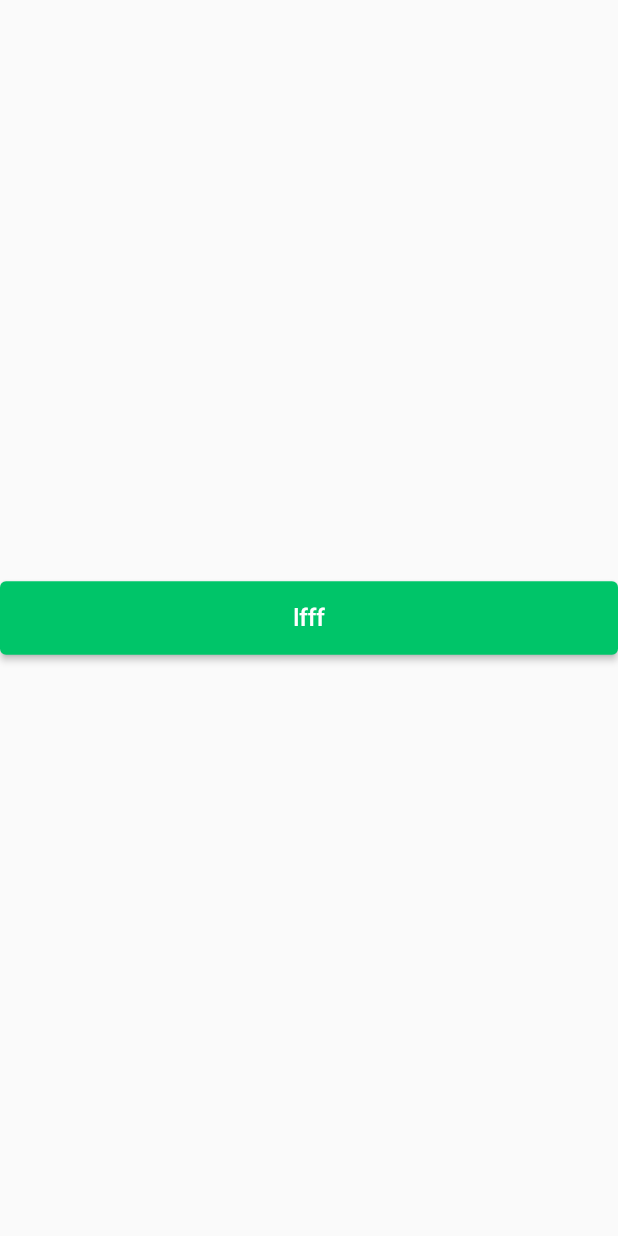
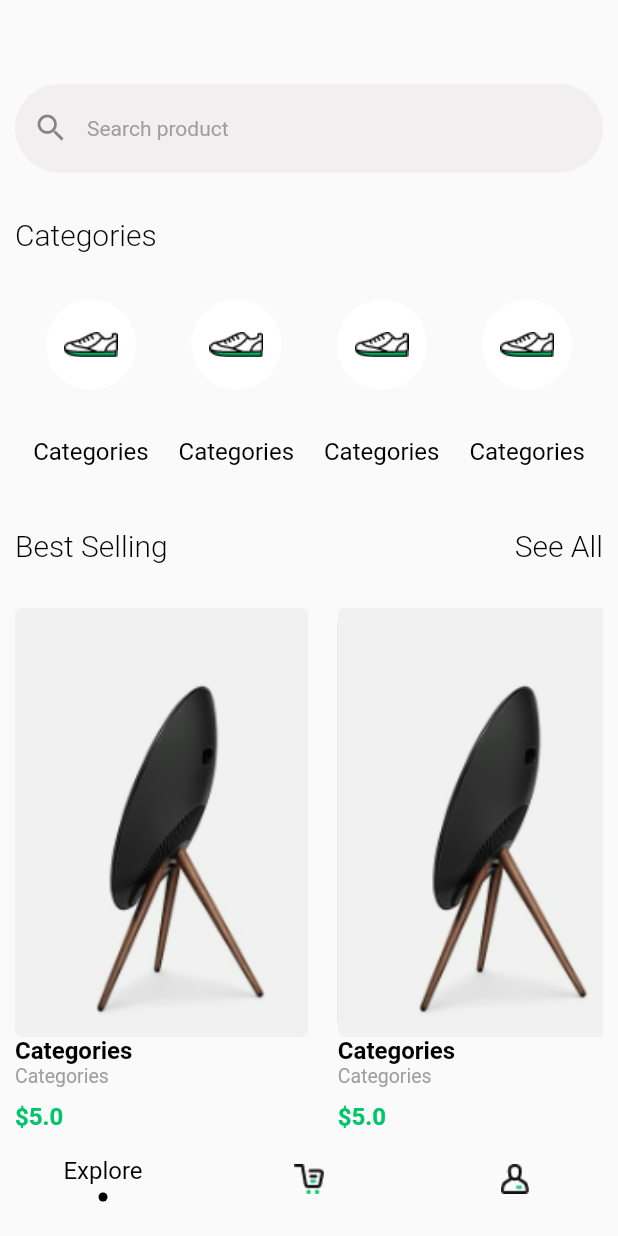
Before and after one commit to nermeen50/-Ecommerce_App, a Flutter app: the screen it shows once a user with an empty profile is signed in, on a phone screen of 412 x 824 dp. Run offline on Flutter 3.47's test engine with Material 2 defaults, Android fonts, the phone set to English and light mode, and no system bars; our stand-ins replace cloud_firestore, firebase_auth, firebase_core, get, google_sign_in; missing offline and left inert: flutter_facebook_login; accounts and stored records are empty.

Commit message:
design home screen

```diff
--- a/lib/app_widget.dart
+++ b/lib/app_widget.dart
@@ -1,6 +1,6 @@
 import 'package:ecommerce_app/view/auth/login_view.dart';
 import 'package:ecommerce_app/view/home/home_view.dart';
-import 'package:ecommerce_app/view_model/auth_view_model/auth_view_model.dart';
+import 'package:ecommerce_app/view_model/auth/auth_controller.dart';
 import 'package:flutter/material.dart';
 import 'package:get/get.dart';
 
@@ -10,6 +10,7 @@ class AppWidget extends GetWidget<AuthViewModel> {
 
   @override
   Widget build(BuildContext context) {
-    return Obx(() => userController.user == null ? LoginView() : HomeView());
+    return Obx(
+        () => userController.user == null ? LoginView() : const HomeView());
   }
 }
--- a/lib/custom_widget/custom_textfield.dart
+++ b/lib/custom_widget/custom_textfield.dart
@@ -10,9 +10,11 @@ class CustomTextField extends StatelessWidget {
   final FormFieldValidator? validator;
   final TextEditingController? controller;
   final Widget? suffixIcon;
+  final Widget? prefixIcon;
   final Function(String)? onChanged;
-  const CustomTextField(
-      {Key? key,
+  final bool hasBorder;
+  const CustomTextField({
+    Key? key,
     this.lable = '',
     this.hint = '',
     this.onSaved,
@@ -21,8 +23,10 @@ class CustomTextField extends StatelessWidget {
     this.obscureText = false,
     this.controller,
     this.suffixIcon,
-      this.onChanged})
-      : super(key: key);
+    this.onChanged,
+    this.prefixIcon,
+    this.hasBorder = false,
+  }) : super(key: key);
 
   @override
   Widget build(BuildContext context) {
@@ -37,7 +41,17 @@ class CustomTextField extends StatelessWidget {
           keyboardType: keyboardType,
           obscureText: obscureText,
           decoration: InputDecoration(
+              fillColor: hasBorder
+                  ? const Color.fromARGB(255, 241, 239, 239)
+                  : Colors.transparent,
+              filled: hasBorder ? true : false,
+              border: hasBorder
+                  ? OutlineInputBorder(
+                      borderRadius: BorderRadius.circular(100),
+                      borderSide: BorderSide.none)
+                  : const UnderlineInputBorder(),
               suffixIcon: suffixIcon,
+              prefixIcon: prefixIcon,
               hintText: hint,
               hintStyle: const TextStyle(fontSize: 14, color: Colors.grey)),
         )
--- a/lib/helper/binding.dart
+++ b/lib/helper/binding.dart
@@ -1,9 +1,11 @@
-import 'package:ecommerce_app/view_model/auth_view_model/auth_view_model.dart';
+import 'package:ecommerce_app/view_model/auth/auth_controller.dart';
+import 'package:ecommerce_app/view_model/home/home_controller.dart';
 import 'package:get/get.dart';
 
 class Binding extends Bindings {
   @override
   void dependencies() {
     Get.lazyPut(() => AuthViewModel());
+    Get.lazyPut(() => HomeController());
   }
 }
--- a/lib/model/user_model.dart
+++ b/lib/model/user_model.dart
@@ -6,7 +6,7 @@ class UserModel {
   UserModel({this.userId, this.email, this.name, this.pic});
   factory UserModel.fromJson(Map<String, dynamic> json) {
     if (json == null) {
-      return UserModel(userId: null, email: null, name: null, pic: null);
+      return UserModel();
     } else {
       return UserModel(
         userId: json['userId'],
--- a/lib/services/firestore_user_service.dart
+++ b/lib/services/firestore_user_service.dart
@@ -1,5 +1,3 @@
-import 'dart:developer';
-
 import 'package:cloud_firestore/cloud_firestore.dart';
 import 'package:ecommerce_app/model/user_model.dart';
 
@@ -11,7 +9,6 @@ class FireStoreUserService {
     // Call the user's CollectionReference to add a new user
     return await _collectionReference
         .doc(userModel.userId)
-        .set(userModel.toJson())
-        .then((value) => log("message"));
+        .set(userModel.toJson());
   }
 }
--- a/lib/view/auth/login_view.dart
+++ b/lib/view/auth/login_view.dart
@@ -5,7 +5,7 @@ import 'package:ecommerce_app/custom_widget/custom_soical_button.dart';
 import 'package:ecommerce_app/custom_widget/custom_text.dart';
 import 'package:ecommerce_app/custom_widget/custom_textfield.dart';
 import 'package:ecommerce_app/view/auth/signUp_view.dart';
-import 'package:ecommerce_app/view_model/auth_view_model/auth_view_model.dart';
+import 'package:ecommerce_app/view_model/auth/auth_controller.dart';
 import 'package:flutter/material.dart';
 import 'package:get/get.dart';
 
--- a/lib/view/auth/signUp_view.dart
+++ b/lib/view/auth/signUp_view.dart
@@ -3,7 +3,7 @@ import 'package:ecommerce_app/core/validation.dart';
 import 'package:ecommerce_app/custom_widget/custom_button.dart';
 import 'package:ecommerce_app/custom_widget/custom_text.dart';
 import 'package:ecommerce_app/custom_widget/custom_textfield.dart';
-import 'package:ecommerce_app/view_model/auth_view_model/auth_view_model.dart';
+import 'package:ecommerce_app/view_model/auth/auth_controller.dart';
 import 'package:flutter/material.dart';
 import 'package:get/get.dart';
 
--- /dev/null
+++ b/lib/view/home/cart_view.dart
@@ -0,0 +1,13 @@
+import 'package:ecommerce_app/custom_widget/custom_text.dart';
+import 'package:flutter/material.dart';
+
+class CartView extends StatelessWidget {
+  const CartView({Key? key}) : super(key: key);
+
+  @override
+  Widget build(BuildContext context) {
+    return const Center(
+      child: CustomText(text: "Cart Page"),
+    );
+  }
+}
--- /dev/null
+++ b/lib/view/home/explore_view.dart
@@ -0,0 +1,97 @@
+import 'package:ecommerce_app/core/constant/app_color.dart';
+import 'package:ecommerce_app/custom_widget/custom_text.dart';
+import 'package:ecommerce_app/custom_widget/custom_textfield.dart';
+import 'package:flutter/material.dart';
+
+class ExploreView extends StatelessWidget {
+  const ExploreView({Key? key}) : super(key: key);
+
+  @override
+  Widget build(BuildContext context) {
+    return Padding(
+      padding: const EdgeInsets.all(10.0),
+      child: Column(
+        children: [
+          const SizedBox(height: 30),
+          const CustomTextField(
+              hint: "Search product",
+              prefixIcon: Icon(Icons.search),
+              hasBorder: true),
+          const SizedBox(height: 30),
+          const CustomText(
+              text: "Categories", fontWeight: FontWeight.w300, fontSize: 20),
+          Expanded(
+            flex: 2,
+            child: ListView.separated(
+                itemCount: 4,
+                shrinkWrap: true,
+                scrollDirection: Axis.horizontal,
+                itemBuilder: (context, index) {
+                  return Column(
+                    mainAxisAlignment: MainAxisAlignment.spaceEvenly,
+                    crossAxisAlignment: CrossAxisAlignment.center,
+                    children: [
+                      CircleAvatar(
+                          backgroundColor: Colors.white,
+                          radius: 30,
+                          child:
+                              Image.asset("assets/images/Icon_Mens Shoe.png")),
+                      const CustomText(text: "Categories"),
+                    ],
+                  );
+                },
+                separatorBuilder: (BuildContext context, int index) =>
+                    const SizedBox(width: 20)),
+          ),
+          const SizedBox(height: 10),
+          Row(
+              mainAxisAlignment: MainAxisAlignment.spaceBetween,
+              children: const [
+                CustomText(
+                    text: "Best Selling",
+                    fontWeight: FontWeight.w300,
+                    fontSize: 20),
+                CustomText(
+                    text: "See All", fontWeight: FontWeight.w300, fontSize: 20),
+              ]),
+          const SizedBox(height: 30),
+          Expanded(
+            flex: 4,
+            child: ListView.separated(
+                itemCount: 4,
+                shrinkWrap: true,
+                scrollDirection: Axis.horizontal,
+                itemBuilder: (context, index) {
+                  return Column(
+                    mainAxisAlignment: MainAxisAlignment.spaceEvenly,
+                    crossAxisAlignment: CrossAxisAlignment.start,
+                    children: [
+                      Expanded(
+                        child: Container(
+                          decoration: BoxDecoration(
+                              color: Colors.grey,
+                              borderRadius: BorderRadius.circular(10)),
+                          child: Image.asset("assets/images/chaire.png",
+                              fit: BoxFit.cover),
+                        ),
+                      ),
+                      const CustomText(
+                          text: "Categories", fontWeight: FontWeight.bold),
+                      const CustomText(
+                          text: "Categories", color: Colors.grey, fontSize: 13),
+                      const SizedBox(height: 10),
+                      CustomText(
+                          text: "\$5.0",
+                          fontWeight: FontWeight.bold,
+                          color: AppColors.primaryColor),
+                    ],
+                  );
+                },
+                separatorBuilder: (BuildContext context, int index) =>
+                    const SizedBox(width: 20)),
+          ),
+        ],
+      ),
+    );
+  }
+}
--- a/lib/view/home/home_view.dart
+++ b/lib/view/home/home_view.dart
@@ -1,26 +1,65 @@
-import 'package:ecommerce_app/custom_widget/custom_button.dart';
-import 'package:ecommerce_app/view/auth/login_view.dart';
-import 'package:firebase_auth/firebase_auth.dart';
+import 'package:ecommerce_app/custom_widget/custom_text.dart';
+import 'package:ecommerce_app/view_model/home/home_controller.dart';
 import 'package:flutter/material.dart';
 import 'package:get/get.dart';
 
-class HomeView extends StatelessWidget {
-  final FirebaseAuth _auth = FirebaseAuth.instance;
-  HomeView({Key? key}) : super(key: key);
+class HomeView extends GetWidget<HomeController> {
+  const HomeView({Key? key}) : super(key: key);
 
   @override
   Widget build(BuildContext context) {
     return Scaffold(
-      body: Column(
-        mainAxisAlignment: MainAxisAlignment.center,
-        children: [
-          CustomButton(
-              text: "lfff",
-              press: () {
-                _auth.signOut().then((value) => Get.offAll(() => LoginView()));
-              })
-        ],
-      ),
-    );
+        resizeToAvoidBottomInset: false,
+        body: Obx(() => controller.currentPage[controller.currentIndex]),
+        bottomNavigationBar: Obx(() => BottomNavigationBar(
+                onTap: (index) => controller.changeTab(index),
+                currentIndex: controller.currentIndex,
+                elevation: 0.0,
+                items: [
+                  BottomNavigationBarItem(
+                    activeIcon: Column(children: [
+                      const CustomText(
+                          text: 'Explore',
+                          alignment: AlignmentDirectional.center),
+                      const SizedBox(height: 5),
+                      Container(
+                        padding: const EdgeInsets.all(3),
+                        decoration: const BoxDecoration(
+                            shape: BoxShape.circle, color: Colors.black),
+                      )
+                    ]),
+                    label: '',
+                    icon: Image.asset('assets/images/Icon_Explore.png'),
+                  ),
+                  BottomNavigationBarItem(
+                    activeIcon: Column(children: [
+                      const CustomText(
+                          text: 'Cart', alignment: AlignmentDirectional.center),
+                      const SizedBox(height: 5),
+                      Container(
+                        padding: const EdgeInsets.all(3),
+                        decoration: const BoxDecoration(
+                            shape: BoxShape.circle, color: Colors.black),
+                      )
+                    ]),
+                    label: '',
+                    icon: Image.asset('assets/images/Icon_Cart.png'),
+                  ),
+                  BottomNavigationBarItem(
+                    activeIcon: Column(children: [
+                      const CustomText(
+                          text: 'Profile',
+                          alignment: AlignmentDirectional.center),
+                      const SizedBox(height: 5),
+                      Container(
+                        padding: const EdgeInsets.all(3),
+                        decoration: const BoxDecoration(
+                            shape: BoxShape.circle, color: Colors.black),
+                      )
+                    ]),
+                    label: '',
+                    icon: Image.asset('assets/images/Icon_User.png'),
+                  )
+                ])));
   }
 }
--- /dev/null
+++ b/lib/view/home/profile_view.dart
@@ -0,0 +1,13 @@
+import 'package:ecommerce_app/custom_widget/custom_text.dart';
+import 'package:flutter/material.dart';
+
+class ProfileView extends StatelessWidget {
+  const ProfileView({Key? key}) : super(key: key);
+
+  @override
+  Widget build(BuildContext context) {
+    return const Center(
+      child: CustomText(text: "Profile Page"),
+    );
+  }
+}
--- /dev/null
+++ b/lib/view_model/home/home_controller.dart
@@ -0,0 +1,15 @@
+import 'package:ecommerce_app/view/home/cart_view.dart';
+import 'package:ecommerce_app/view/home/explore_view.dart';
+import 'package:ecommerce_app/view/home/profile_view.dart';
+import 'package:flutter/cupertino.dart';
+import 'package:get/get.dart';
+
+class HomeController extends GetxController {
+  final RxInt _currentIndex = 0.obs;
+  RxList<Widget> currentPage =
+      <Widget>[ExploreView(), const CartView(), const ProfileView()].obs;
+  int get currentIndex => _currentIndex.value;
+  void changeTab(int index) {
+    _currentIndex.value = index;
+  }
+}
```
Also changed, not shown: assets/images/Icon_Cart.png (added), assets/images/Icon_Explore.png (added), assets/images/Icon_Mens Shoe.png (added), assets/images/Icon_User.png (added), assets/images/Image.png (added), assets/images/chaire.png (added), lib/view_model/auth/auth_controller.dart (renamed from lib/view_model/auth_view_model/auth_view_model.dart). Lines whose indentation alone changed are shown as unchanged.
